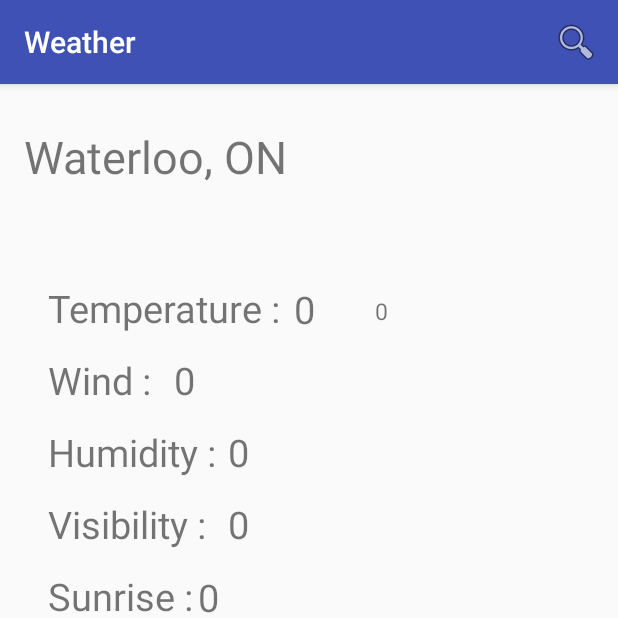
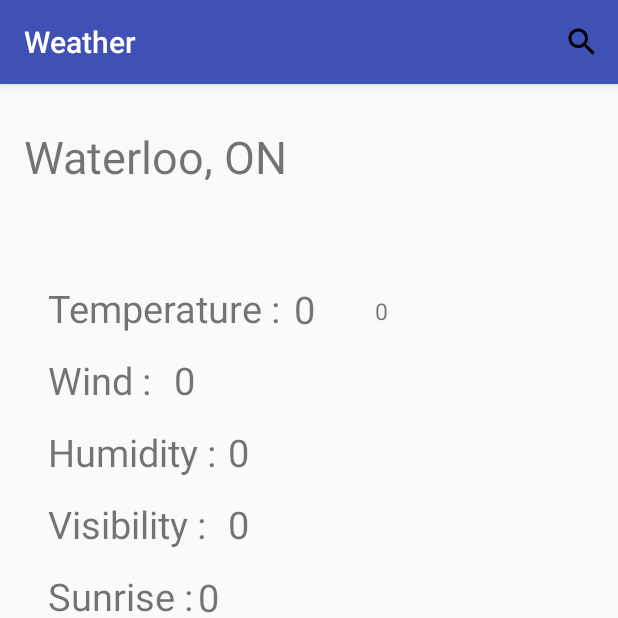
Before and after one commit to BarbaraJin/CS446, an Android app: the Weather screen opened directly, with no data from a screen before it, on a phone screen of 412 x 824 dp, the top half of it. Run offline under Robolectric (Android 15) with nearby library versions, the phone set to English and light mode, and no system bars; 9 statements that could not run were skipped.

Commit message:
basic function of weather done

```diff
--- a/iManager/app/src/main/java/com/ziniuyimeixiang/imanager/WeatherData.java
+++ b/iManager/app/src/main/java/com/ziniuyimeixiang/imanager/WeatherData.java
@@ -26,10 +26,19 @@
     int lowTemp;
     String weatherText;
 
+    String defaultCityRegion;
+
 
     public WeatherData() {
-        city = "Waterloo";
-        region = "ON";
+        defaultCityRegion = "Waterloo, ON";
+    }
+
+    public String getDefaultCityRegion() {
+        return defaultCityRegion;
+    }
+
+    public void setDefaultCityRegion(String defaultCityRegion) {
+        this.defaultCityRegion = defaultCityRegion;
     }
 
     public String getCity() {
--- /dev/null
+++ b/iManager/app/src/main/res/drawable/ic_search_black_24dp.xml
@@ -0,0 +1,9 @@
+<vector xmlns:android="http://schemas.android.com/apk/res/android"
+        android:width="24dp"
+        android:height="24dp"
+        android:viewportWidth="24.0"
+        android:viewportHeight="24.0">
+    <path
+        android:fillColor="#FF000000"
+        android:pathData="M15.5,14h-0.79l-0.28,-0.27C15.41,12.59 16,11.11 16,9.5 16,5.91 13.09,3 9.5,3S3,5.91 3,9.5 5.91,16 9.5,16c1.61,0 3.09,-0.59 4.23,-1.57l0.27,0.28v0.79l5,4.99L20.49,19l-4.99,-5zM9.5,14C7.01,14 5,11.99 5,9.5S7.01,5 9.5,5 14,7.01 14,9.5 11.99,14 9.5,14z"/>
+</vector>
--- a/iManager/app/src/main/res/menu/menu_weather.xml
+++ b/iManager/app/src/main/res/menu/menu_weather.xml
@@ -3,11 +3,11 @@
     xmlns:tools="http://schemas.android.com/tools"
     tools:context="com.ziniuyimeixiang.imanager.Weather">
     <item
-        android:id="@+id/action_weather_location_search"
-        android:enabled="true"
-        android:icon="@android:drawable/ic_menu_search"
+        android:id="@+id/app_location_search"
+        android:actionViewClass="android.widget.SearchView"
+        android:icon="@drawable/ic_search_black_24dp"
         android:orderInCategory="100"
-        android:title="@string/action_search_location"
-        android:visible="true"
-        app:showAsAction="ifRoom" />
+        android:title="Search"
+        app:showAsAction="always" />
+
 </menu>
```
Also changed, not shown: iManager/app/src/main/java/com/ziniuyimeixiang/imanager/Weather.java (+36 -0 lines).
